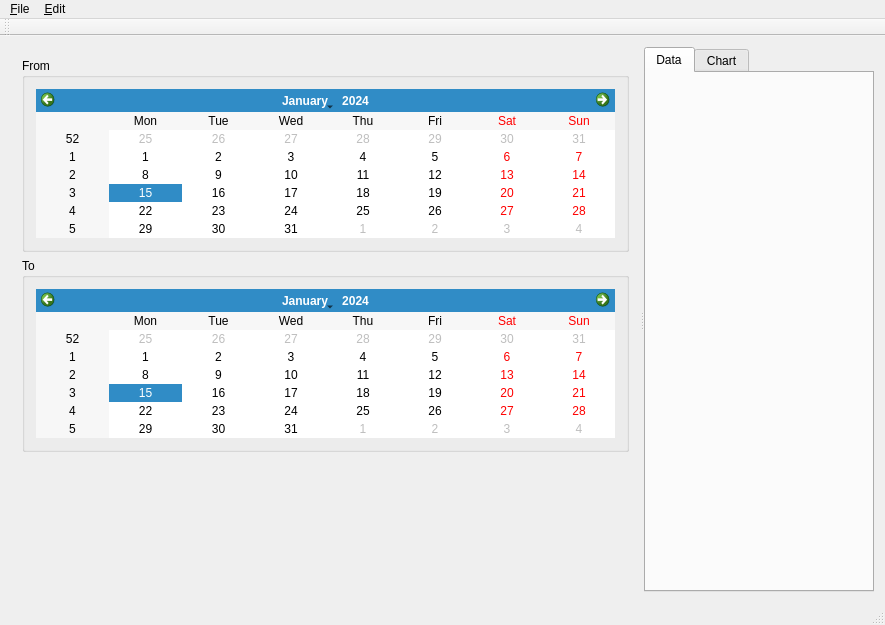
This is MainWindow.ui in domi4484/energia as Qt 5 draws it before an edit. The edited form follows.
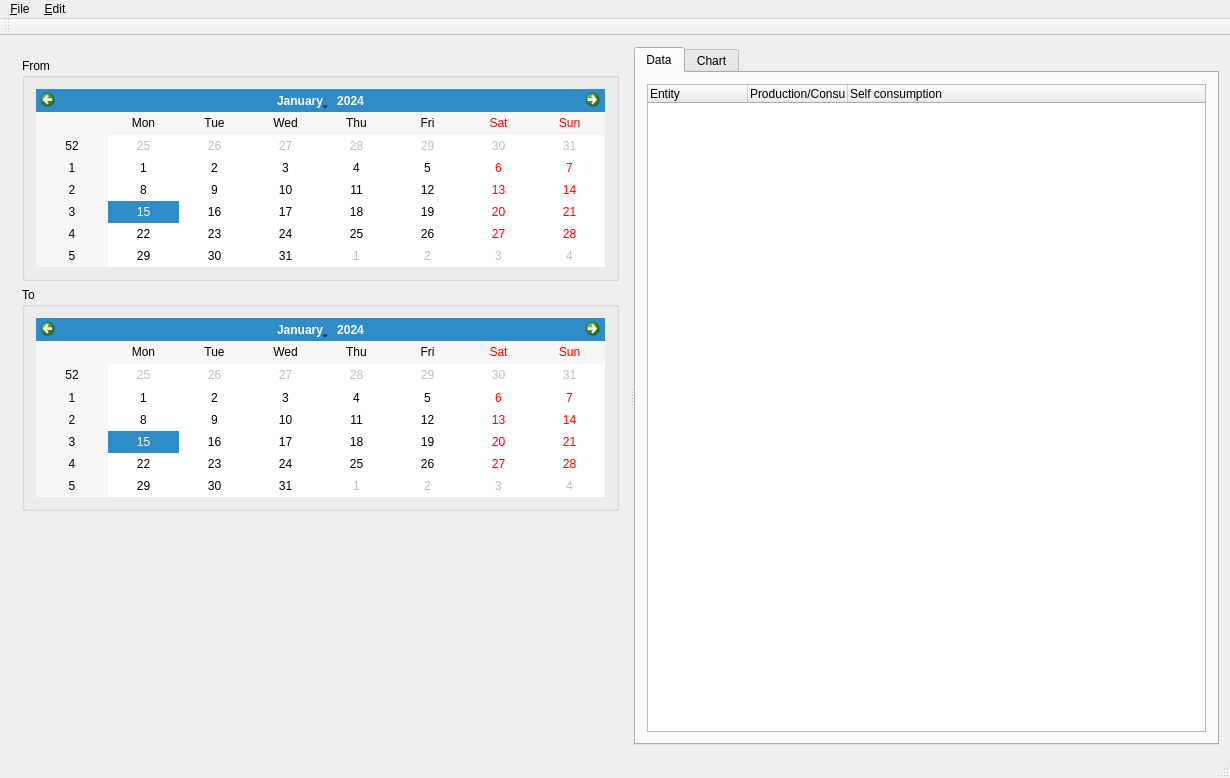
This is the edited form.

Diff of the .ui file:
```diff
--- a/MainWindow.ui
+++ b/MainWindow.ui
@@ -6,8 +6,8 @@
    <rect>
     <x>0</x>
     <y>0</y>
-    <width>885</width>
-    <height>625</height>
+    <width>1230</width>
+    <height>778</height>
    </rect>
   </property>
   <property name="windowTitle">
@@ -75,6 +75,27 @@
         <attribute name="title">
          <string>Data</string>
         </attribute>
+        <layout class="QGridLayout" name="gridLayout_5">
+         <item row="0" column="0">
+          <widget class="QTreeWidget" name="m_QTreeWidget_Data">
+           <column>
+            <property name="text">
+             <string>Entity</string>
+            </property>
+           </column>
+           <column>
+            <property name="text">
+             <string>Production/Consumption</string>
+            </property>
+           </column>
+           <column>
+            <property name="text">
+             <string>Self consumption</string>
+            </property>
+           </column>
+          </widget>
+         </item>
+        </layout>
        </widget>
        <widget class="QWidget" name="Chart">
         <attribute name="title">
@@ -100,8 +121,8 @@
     <rect>
      <x>0</x>
      <y>0</y>
-     <width>885</width>
-     <height>23</height>
+     <width>1230</width>
+     <height>27</height>
     </rect>
    </property>
    <widget class="QMenu" name="menu_File">
```
